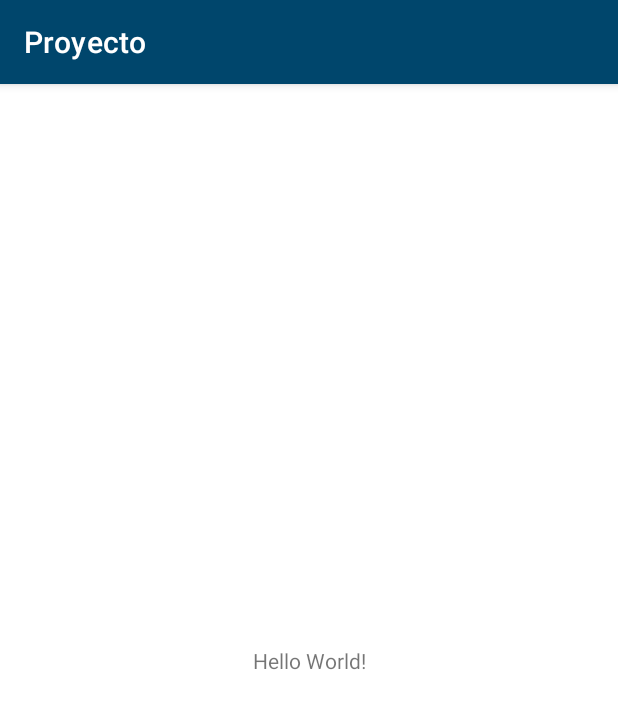
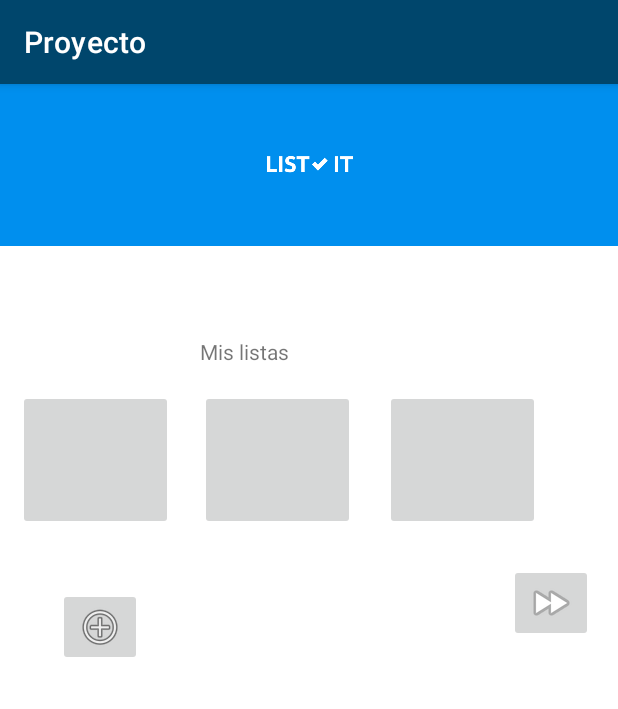
Before and after one commit to SpacesickEmu425/List-It, an Android app: the MainActivity screen opened directly, with no data from a screen before it, on a phone screen of 412 x 824 dp. Shown: the top 709 px of the screen. Run offline under Robolectric (Android 15) with nearby library versions, the phone set to English and light mode, and no system bars.

Commit message:
MainActivity

```diff
--- a/app/src/main/java/com/example/list_it/MainActivity.java
+++ b/app/src/main/java/com/example/list_it/MainActivity.java
@@ -2,7 +2,9 @@ package com.example.list_it;
 
 import androidx.appcompat.app.AppCompatActivity;
 
+import android.content.Intent;
 import android.os.Bundle;
+import android.view.View;
 
 public class MainActivity extends AppCompatActivity {
 
@@ -11,4 +13,14 @@ public class MainActivity extends AppCompatActivity {
         super.onCreate(savedInstanceState);
         setContentView(R.layout.activity_main);
     }
+
+    public void launchVerLista(View view) {
+        Intent verLista = new Intent (this, verLista.class);
+        startActivity(verLista);
+    }
+
+    public void launchCrearLista(View view) {
+        Intent crearLista = new Intent (this, crearLista.class);
+        startActivity(crearLista);
+    }
 }
--- a/app/src/main/res/layout/activity_main.xml
+++ b/app/src/main/res/layout/activity_main.xml
@@ -6,13 +6,89 @@
     android:layout_height="match_parent"
     tools:context=".MainActivity">
 
-    <TextView
+    <ImageButton
+        android:id="@+id/imageButton3"
+        android:layout_width="103dp"
+        android:layout_height="93dp"
+        android:layout_marginTop="96dp"
+        android:layout_marginEnd="52dp"
+        app:layout_constraintBottom_toBottomOf="parent"
+        app:layout_constraintEnd_toEndOf="parent"
+        app:layout_constraintTop_toBottomOf="@+id/imageView3"
+        android:onClick="launchVerLista"
+        app:layout_constraintVertical_bias="0.0"
+        tools:srcCompat="@tools:sample/avatars" />
+
+    <ImageButton
+        android:id="@+id/imageButton"
+        android:layout_width="103dp"
+        android:layout_height="93dp"
+        android:layout_marginTop="96dp"
+        app:layout_constraintEnd_toStartOf="@+id/imageButton2"
+        app:layout_constraintHorizontal_bias="0.41"
+        app:layout_constraintStart_toStartOf="parent"
+        app:layout_constraintTop_toBottomOf="@+id/imageView3"
+        android:onClick="launchVerLista"
+        tools:srcCompat="@tools:sample/avatars" />
+
+    <ImageButton
+        android:id="@+id/imageButton5"
         android:layout_width="wrap_content"
         android:layout_height="wrap_content"
-        android:text="Hello World!"
         app:layout_constraintBottom_toBottomOf="parent"
-        app:layout_constraintLeft_toLeftOf="parent"
-        app:layout_constraintRight_toRightOf="parent"
-        app:layout_constraintTop_toTopOf="parent" />
+        app:layout_constraintEnd_toEndOf="parent"
+        app:layout_constraintHorizontal_bias="0.954"
+        app:layout_constraintStart_toStartOf="parent"
+        app:layout_constraintTop_toBottomOf="@+id/imageButton3"
+        app:layout_constraintVertical_bias="0.054"
+        app:srcCompat="@android:drawable/ic_media_ff" />
+
+    <ImageButton
+        android:id="@+id/imageButton4"
+        android:layout_width="wrap_content"
+        android:layout_height="wrap_content"
+        app:layout_constraintBottom_toBottomOf="parent"
+        app:layout_constraintEnd_toEndOf="parent"
+        app:layout_constraintHorizontal_bias="0.109"
+        app:layout_constraintStart_toStartOf="parent"
+        android:onClick="launchCrearLista"
+        app:layout_constraintTop_toBottomOf="@+id/imageButton"
+        app:layout_constraintVertical_bias="0.093"
+        app:srcCompat="@android:drawable/ic_menu_add" />
+
+    <ImageButton
+        android:id="@+id/imageButton2"
+        android:layout_width="103dp"
+        android:layout_height="93dp"
+        android:layout_marginTop="96dp"
+        android:layout_marginEnd="20dp"
+        app:layout_constraintBottom_toBottomOf="parent"
+        app:layout_constraintEnd_toStartOf="@+id/imageButton3"
+        app:layout_constraintTop_toBottomOf="@+id/imageView3"
+        app:layout_constraintVertical_bias="0.0"
+        android:onClick="launchVerLista"
+        tools:srcCompat="@tools:sample/avatars" />
+
+    <ImageView
+        android:id="@+id/imageView3"
+        android:layout_width="0dp"
+        android:layout_height="wrap_content"
+        android:background="#008FEE"
+        app:layout_constraintEnd_toEndOf="parent"
+        app:layout_constraintStart_toStartOf="parent"
+        app:layout_constraintTop_toTopOf="parent"
+        app:srcCompat="@mipmap/logo_foreground" />
+
+    <TextView
+        android:id="@+id/textView2"
+        android:layout_width="wrap_content"
+        android:layout_height="wrap_content"
+        android:text="Mis listas"
+        app:layout_constraintBottom_toTopOf="@+id/imageButton2"
+        app:layout_constraintEnd_toEndOf="parent"
+        app:layout_constraintHorizontal_bias="0.378"
+        app:layout_constraintStart_toStartOf="parent"
+        app:layout_constraintTop_toBottomOf="@+id/imageView3"
+        app:layout_constraintVertical_bias="0.792" />
 
 </androidx.constraintlayout.widget.ConstraintLayout>
```
